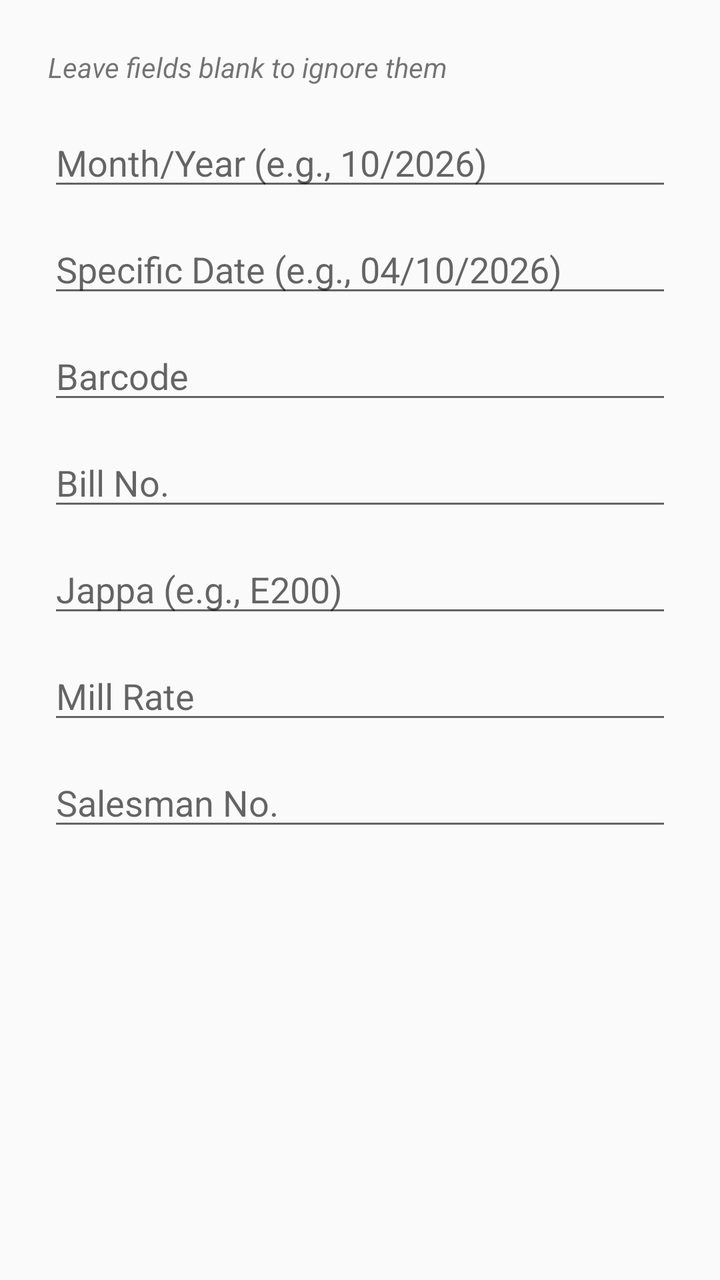
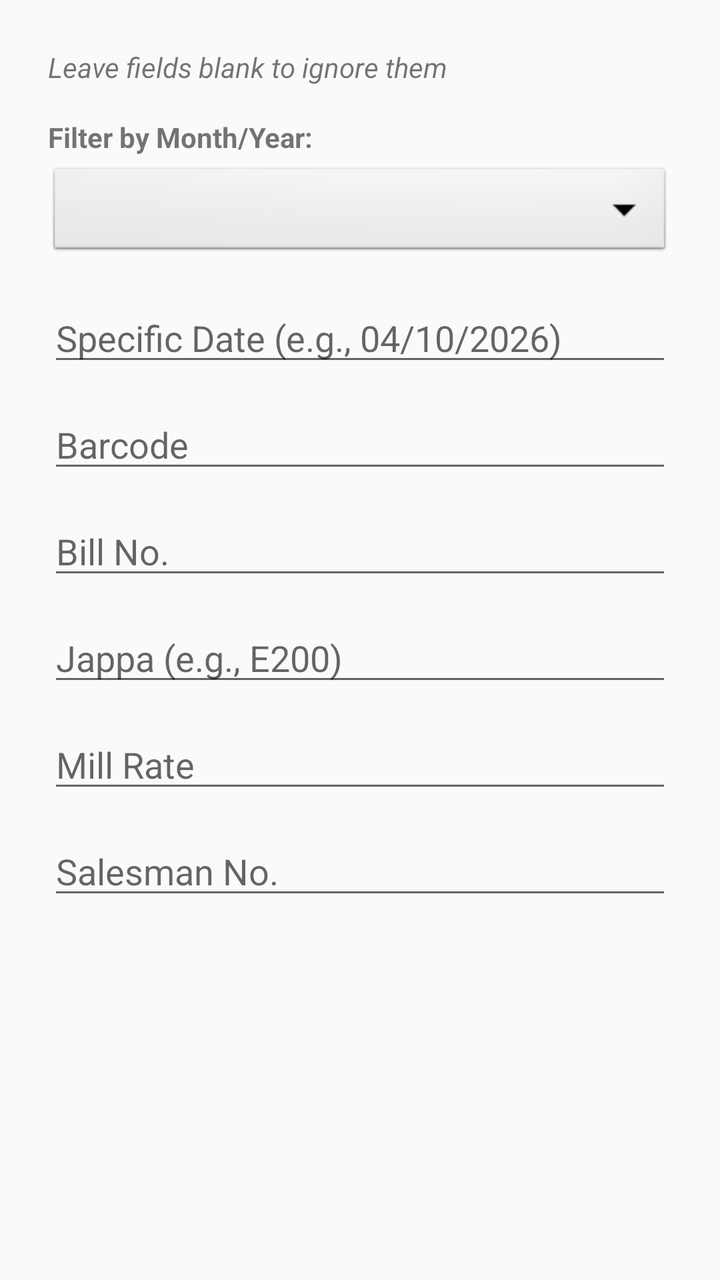

The first picture is an Android layout as it rendered before a commit; the second is the same layout after the commit. The layout source and the unified diff follow.
<!-- AndroidManifest.xml: application theme Theme.AppCompat.Light.DarkActionBar -->
<!-- res/layout/dialog_filter.xml -->
<?xml version="1.0" encoding="utf-8"?>
<ScrollView xmlns:android="http://schemas.android.com/apk/res/android"
    android:layout_width="match_parent"
    android:layout_height="match_parent">

    <LinearLayout
        android:layout_width="match_parent"
        android:layout_height="wrap_content"
        android:orientation="vertical"
        android:padding="24dp">

        <TextView
            android:layout_width="match_parent"
            android:layout_height="wrap_content"
            android:text="Leave fields blank to ignore them"
            android:textStyle="italic"
            android:layout_marginBottom="16dp"/>

        <EditText android:id="@+id/etFilterMonth" android:layout_width="match_parent" android:layout_height="wrap_content" android:hint="Month/Year (e.g., 10/2026)" android:layout_marginBottom="12dp" android:inputType="text"/>
        <EditText android:id="@+id/etFilterDate" android:layout_width="match_parent" android:layout_height="wrap_content" android:hint="Specific Date (e.g., 04/10/2026)" android:layout_marginBottom="12dp" android:inputType="text"/>
        <EditText android:id="@+id/etFilterBarcode" android:layout_width="match_parent" android:layout_height="wrap_content" android:hint="Barcode" android:layout_marginBottom="12dp" android:inputType="text"/>
        <EditText android:id="@+id/etFilterBillNo" android:layout_width="match_parent" android:layout_height="wrap_content" android:hint="Bill No." android:layout_marginBottom="12dp" android:inputType="number"/>
        <EditText android:id="@+id/etFilterJappa" android:layout_width="match_parent" android:layout_height="wrap_content" android:hint="Jappa (e.g., E200)" android:layout_marginBottom="12dp" android:inputType="text"/>
        <EditText android:id="@+id/etFilterMillRate" android:layout_width="match_parent" android:layout_height="wrap_content" android:hint="Mill Rate" android:layout_marginBottom="12dp" android:inputType="number"/>
        <EditText android:id="@+id/etFilterSalesman" android:layout_width="match_parent" android:layout_height="wrap_content" android:hint="Salesman No." android:layout_marginBottom="12dp" android:inputType="number"/>

    </LinearLayout>
</ScrollView>
<!-- resources referenced by this layout -->
<resources>

</resources>

<!-- the commit's change to res/layout/dialog_filter.xml (unified diff, before → after) -->
@@ -16,7 +16,22 @@
             android:textStyle="italic"
             android:layout_marginBottom="16dp"/>
 
-        <EditText android:id="@+id/etFilterMonth" android:layout_width="match_parent" android:layout_height="wrap_content" android:hint="Month/Year (e.g., 10/2026)" android:layout_marginBottom="12dp" android:inputType="text"/>
+        
+        <TextView
+            android:layout_width="match_parent"
+            android:layout_height="wrap_content"
+            android:text="Filter by Month/Year:"
+            android:textStyle="bold"
+            android:layout_marginBottom="4dp"/>
+            
+        <Spinner
+            android:id="@+id/spinnerFilterMonth"
+            android:layout_width="match_parent"
+            android:layout_height="wrap_content"
+            android:layout_marginBottom="16dp"
+            android:minHeight="48dp"
+            android:background="@android:drawable/btn_dropdown" />
+
         <EditText android:id="@+id/etFilterDate" android:layout_width="match_parent" android:layout_height="wrap_content" android:hint="Specific Date (e.g., 04/10/2026)" android:layout_marginBottom="12dp" android:inputType="text"/>
         <EditText android:id="@+id/etFilterBarcode" android:layout_width="match_parent" android:layout_height="wrap_content" android:hint="Barcode" android:layout_marginBottom="12dp" android:inputType="text"/>
         <EditText android:id="@+id/etFilterBillNo" android:layout_width="match_parent" android:layout_height="wrap_content" android:hint="Bill No." android:layout_marginBottom="12dp" android:inputType="number"/>
